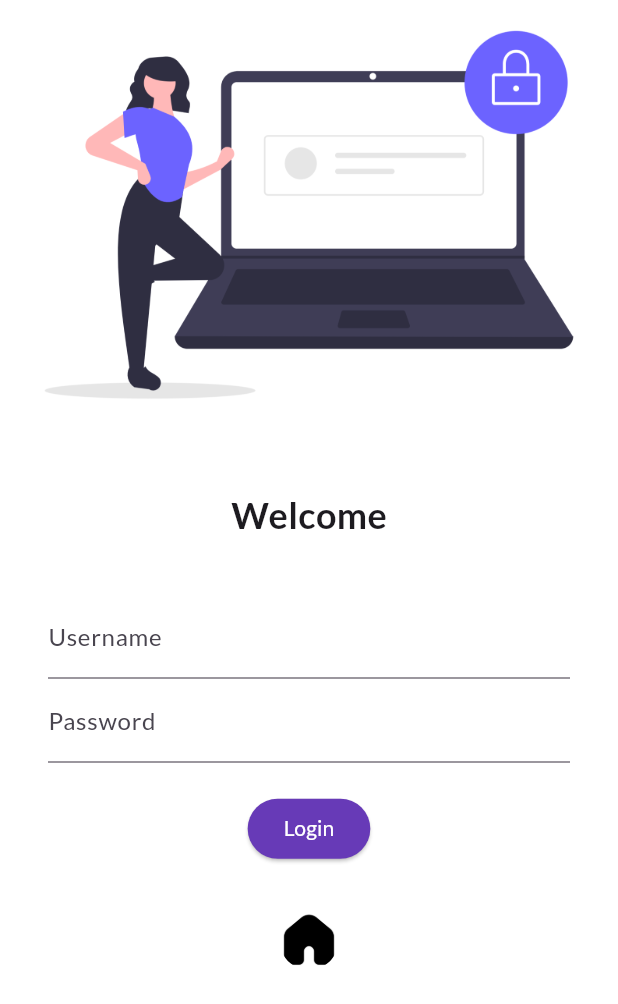
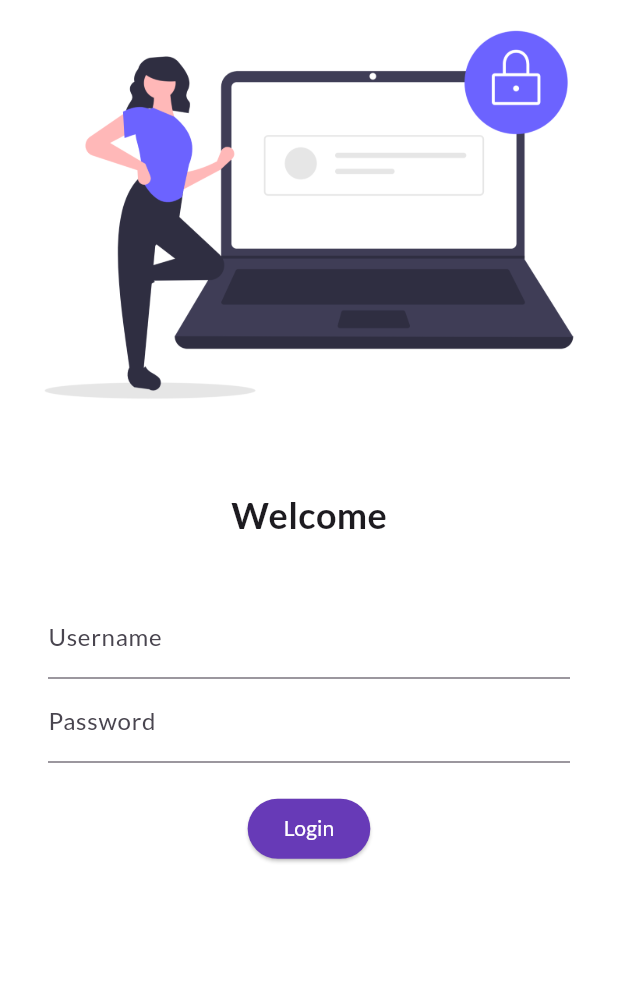
Before and after one commit to DevDriftz/flutter-basics, a Flutter app: the screen it shows after launch, on a phone screen of 412 x 824 dp. Shown: the top 1004 px of the screen. Run offline on Flutter 3.47's test engine with Material 3 defaults, Android fonts, the light colour scheme and no system bars; our stand-ins replace google_fonts.

Commit message:
final commit of day3

```diff
--- a/new_app/lib/pages/login_page.dart
+++ b/new_app/lib/pages/login_page.dart
@@ -1,8 +1,20 @@
 import 'package:flutter/material.dart';
 import 'package:new_app/pages/home_page.dart';
 
-void main(List<String> args) {
-  runApp(const LoginPage());
+void main() {
+  runApp(const MyApp());
+}
+
+class MyApp extends StatelessWidget {
+  const MyApp({super.key});
+
+  @override
+  Widget build(BuildContext context) {
+    return MaterialApp(
+      debugShowCheckedModeBanner: false, // optional
+      home: const LoginPage(),
+    );
+  }
 }
 
 class LoginPage extends StatelessWidget {
@@ -53,32 +65,19 @@ class LoginPage extends StatelessWidget {
 
                 ElevatedButton(
                   onPressed: () {
-                    Navigator.push(context, MaterialPageRoute(builder: (context)=>const HomePage()));
+                    Navigator.push(
+                      context,
+                      MaterialPageRoute(
+                        builder: (context) => const HomePage(),
+                      ),
+                    );
                   },
-                  child: const Text("Login"),
                   style: ElevatedButton.styleFrom(
                     backgroundColor: Colors.deepPurple,
                     foregroundColor: Colors.white,
                   ),
+                  child: const Text("Login"),
                 ),
-
-                const SizedBox(height: 30),
-
-                // ⭐ NO-RIPPLE CIRCLE IMAGE BUTTON ADDED HERE
-                GestureDetector(
-                  onTap: () {
-                    print("Circle image tapped");
-                  },
-                  child: ClipOval(
-                    child: Image.asset(
-                      "assets/images/profile_icon.png", // <-- your image here
-                      width: 40,
-                      height: 40,
-                      fit: BoxFit.cover,
-                    ),
-                  ),
-                ),
-
               ],
             ),
           ),
```
